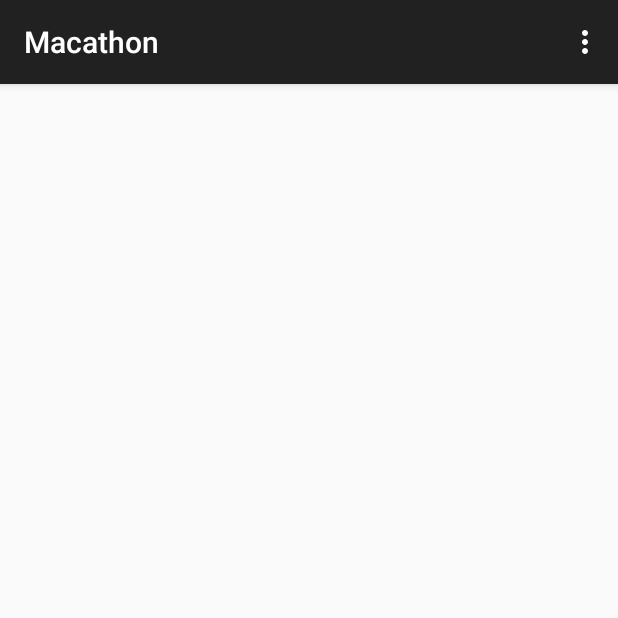
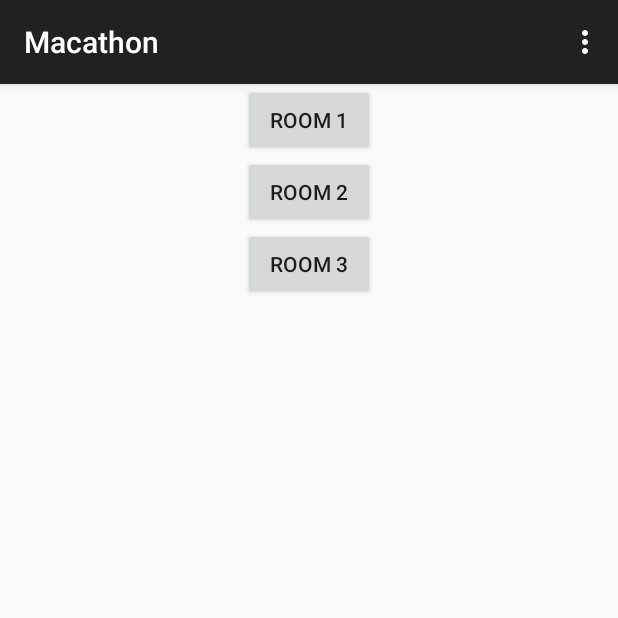
Before and after one commit to danyshi/Macalester_Macathon_Team_Shi, an Android app: the screen it shows after launch (MainActivity), in the options menu, after a tap on "Settings", on a phone screen of 412 x 824 dp, the top half of it. Run offline under Robolectric (Android 15) with nearby library versions, the phone set to English and light mode, and no system bars; 1 statement that could not run was skipped.

Commit message:
update
update

```diff
--- a/app/build.gradle
+++ b/app/build.gradle
@@ -6,7 +6,7 @@
 
     defaultConfig {
         applicationId "com.example.andrew.macathon"
-        minSdkVersion 10
+        minSdkVersion 14
         targetSdkVersion 21
         versionCode 1
         versionName "1.0"
--- a/app/src/main/java/com/example/andrew/macathon/MainActivity.java
+++ b/app/src/main/java/com/example/andrew/macathon/MainActivity.java
@@ -1,11 +1,13 @@
 package com.example.andrew.macathon;
 
 import android.app.FragmentManager;
+import android.app.FragmentTransaction;
 import android.content.Intent;
 import android.support.annotation.Nullable;
 import android.support.v7.app.ActionBarActivity;
 import android.support.v7.app.ActionBar;
 import android.support.v4.app.Fragment;
+import android.support.v4.app.FragmentActivity;
 import android.os.Bundle;
 import android.view.LayoutInflater;
 import android.view.Menu;
@@ -24,14 +26,13 @@
     protected void onCreate(Bundle savedInstanceState) {
         super.onCreate(savedInstanceState);
 
-        setContentView(R.layout.activity_main);
+        setContentView(R.layout.floor_view);
         if (savedInstanceState == null) {
             getSupportFragmentManager().beginTransaction()
-                    .add(R.id.container, new MainFragment())
+                    //TODO: switch room frag to mainfrag
+                    .add(R.id.container, new RoomFragment())
                     .commit();
         }
-
-
     }
 
     @Override
@@ -77,8 +78,10 @@
             room1.setOnClickListener(new View.OnClickListener(){
                 public void onClick(View v) {
 
+                    //showRoom(rootView);
+                    rootView.setVisibility(View.GONE);
 
-                    rootView.setVisibility(View.GONE);
+
 //                    Intent intent = new Intent(getActivity(), Room.class);
 //                    startActivity(intent);
                 }
@@ -102,14 +105,14 @@
             return rootView;
         }
 
-        public void showRoom(){
-            RoomFragment roomFrag = new RoomFragment();
+        public void showRoom(View view){
+            Fragment roomFrag = new RoomFragment();
 
             FragmentManager fm = getActivity().getFragmentManager();
-            int commit = fm.beginTransaction()
-                    .setCustomAnimations(android.R.animator.fade_in, android.R.animator.fade_out)
-                    .show(roomFrag)
-                    .commit();
+            FragmentTransaction transaction = fm.beginTransaction();
+            //transaction.add(R.layout.floor_view, roomFrag);
+            transaction.commit();
+
         }
     }
 
--- a/app/src/main/java/com/example/andrew/macathon/RoomFragment.java
+++ b/app/src/main/java/com/example/andrew/macathon/RoomFragment.java
@@ -3,9 +3,12 @@
 import android.os.Bundle;
 import android.support.annotation.Nullable;
 import android.support.v4.app.Fragment;
+import android.support.v4.app.FragmentActivity;
 import android.view.LayoutInflater;
 import android.view.View;
 import android.view.ViewGroup;
+import android.widget.ArrayAdapter;
+import android.widget.ListView;
 
 /**
  * Created by andrew on 2/20/15.
@@ -20,13 +23,20 @@
     @Override
     public void onCreate(Bundle savedInstanceState) {
         super.onCreate(savedInstanceState);
-
     }
 
     @Override
     public View onCreateView(LayoutInflater inflater,  ViewGroup container,  Bundle savedInstanceState) {
-        final View view = inflater.inflate(R.layout.fragment_main, container, false);
-
+        final View view = inflater.inflate(R.layout.room_view, container, false);
+        ArrayAdapter<String> adapter = new ArrayAdapter<String>(getActivity(),
+                R.layout.room_view, R.id.room_view_list);
+        ListView listView = (ListView) getActivity().findViewById(R.id.room_view_list);
+        listView.setAdapter(adapter);
         return view;
     }
+
+    public static RoomFragment newInstance() {
+        RoomFragment fragment = new RoomFragment();
+        return fragment;
+    }
 }
--- a/app/src/main/res/layout/activity_floor.xml
+++ /dev/null
@@ -1,4 +0,0 @@
-<FrameLayout xmlns:android="http://schemas.android.com/apk/res/android"
-    xmlns:tools="http://schemas.android.com/tools" android:id="@+id/container"
-    android:layout_width="match_parent" android:layout_height="match_parent"
-    tools:context="com.example.andrew.macathon.FloorActivity" tools:ignore="MergeRootFrame" />
--- a/app/src/main/res/layout/activity_main.xml
+++ /dev/null
@@ -1,4 +0,0 @@
-<FrameLayout xmlns:android="http://schemas.android.com/apk/res/android"
-    xmlns:tools="http://schemas.android.com/tools" android:id="@+id/container"
-    android:layout_width="match_parent" android:layout_height="match_parent"
-    tools:context=".MainActivity" tools:ignore="MergeRootFrame" />
--- /dev/null
+++ b/app/src/main/res/layout/room_view.xml
@@ -0,0 +1,12 @@
+<?xml version="1.0" encoding="utf-8"?>
+<LinearLayout xmlns:android="http://schemas.android.com/apk/res/android"
+    android:orientation="vertical" android:layout_width="match_parent"
+    android:layout_height="match_parent">
+
+    <ExpandableListView
+        android:layout_width="match_parent"
+        android:layout_height="wrap_content"
+        android:id="@+id/room_view_list"
+        android:layout_gravity="center_horizontal" />
+
+</LinearLayout>
```
Also changed, not shown: app/src/main/AndroidManifest.xml (+0 -8 lines), app/src/main/java/com/example/andrew/macathon/FloorActivity.java (deleted, +0 -66 lines), app/src/main/res/layout/fragment_floor.xml (deleted, +0 -12 lines), app/src/main/res/layout/fragment_main.xml (deleted, +0 -12 lines), app/src/main/res/layout/room_1.xml (+7 -0 lines), app/src/main/res/values/strings.xml (+7 -2 lines).
